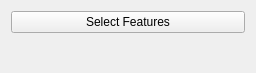
ilastik/ilastik, file ilastik/applets/objectExtraction/drawer.ui: the form before one commit.
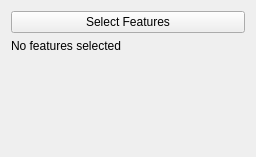
The form after the commit.

Commit message: display the number of selected features

What changed in the file:
```diff
--- a/ilastik/applets/objectExtraction/drawer.ui
+++ b/ilastik/applets/objectExtraction/drawer.ui
@@ -7,7 +7,7 @@
     <x>0</x>
     <y>0</y>
     <width>256</width>
-    <height>73</height>
+    <height>157</height>
    </rect>
   </property>
   <property name="sizePolicy">
@@ -41,6 +41,13 @@
        </property>
       </widget>
      </item>
+     <item>
+      <widget class="QLabel" name="featuresSelected">
+       <property name="text">
+        <string>No features selected</string>
+       </property>
+      </widget>
+     </item>
      <item>
       <spacer name="verticalSpacer">
        <property name="orientation">
```
The commit also changes 2 other files.
